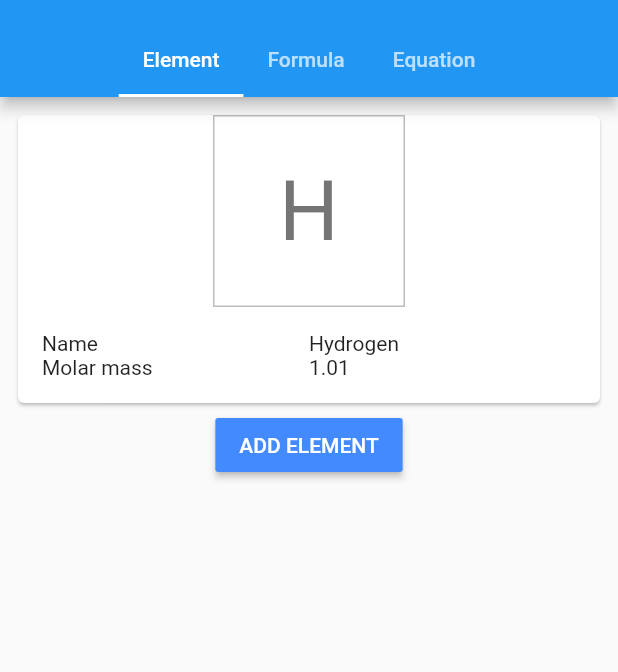
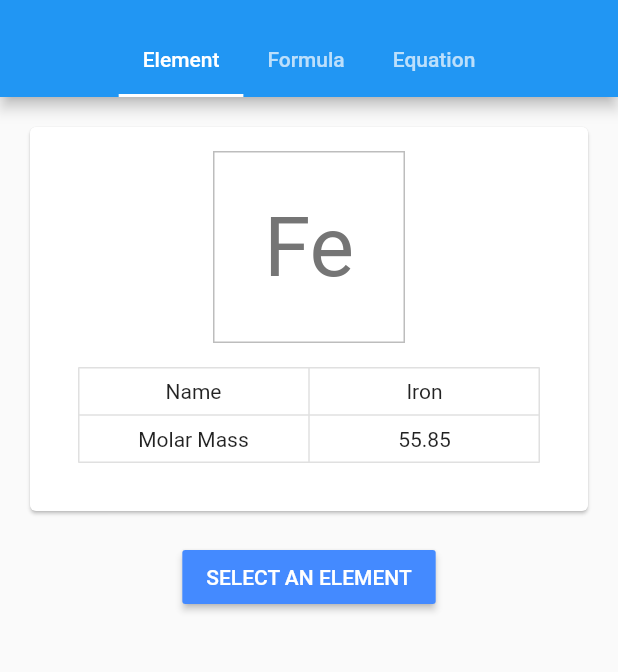
Before and after one commit to Mapioi/unhexennium, a Flutter app: the screen it shows after launch, on a phone screen of 412 x 824 dp, the part 59-731 px from its top. Run offline on Flutter 3.47's test engine with Material 2 defaults, Android fonts, the phone set to English and light mode, and no system bars; Roboto replaces fonts that are missing (Rock Salt).

Commit message:
Improved UI for element and cleaned up code

```diff
--- a/lib/tabs/element.dart
+++ b/lib/tabs/element.dart
@@ -20,11 +20,18 @@ class ElementParent extends StatefulWidget {
 class _ElementParentState extends State<ElementParent> {
 
   // no element selected => null
-  ChemicalElement selectedElement = new ChemicalElement(ElementSymbol.H);
+  ChemicalElement selectedElement = new ChemicalElement(ElementSymbol.Fe);
 
   @override
   Widget build(BuildContext context) {
+    // Building the widget
     Widget widgetToReturn;
+
+    List<List<String>> tableData = [
+      ["Name", this.selectedElement.name],
+      ["Molar Mass", this.selectedElement.relativeAtomicMass.toString()]
+    ];
+
     print(this.selectedElement);
     if (this.selectedElement == null) {
       // fallback if user hasn't inputted an element
@@ -34,8 +41,10 @@ class _ElementParentState extends State<ElementParent> {
       );
     } else {
       widgetToReturn = new Column(
-        children: [
+        children: <Widget>[
           new Card(
+            child: new Padding(
+              padding: new EdgeInsets.all(16.0),
               child: new Column(
                 mainAxisSize: MainAxisSize.min,
                 mainAxisAlignment: MainAxisAlignment.start,
@@ -47,6 +56,7 @@ class _ElementParentState extends State<ElementParent> {
                       enumToString(this.selectedElement.symbol),
                       style: new TextStyle(
                         fontSize: 56.0,
+                        fontFamily: 'Rock Salt',
                         color: Colors.grey[600]
                       ),
                     ),
@@ -62,39 +72,53 @@ class _ElementParentState extends State<ElementParent> {
                   new Padding(
                     padding: new EdgeInsets.all(16.0),
                     child: new Table(
+                      border: new TableBorder.all(color: Colors.grey[300]),
                       // TODO resize that so that its not stretched
-                    children: [
-                      new TableRow(children: [
-                        new Text("Name"),
-                        new Text(this.selectedElement.name)
-                      ]),
-                      new TableRow(children: [
-                        new Text("Molar mass"),
-                        new Text(
-                          this.selectedElement.relativeAtomicMass.toString()
+                      children:
+                      tableData.map(
+                        (List<String> row) =>
+                          new TableRow(
+                            children: row.map(
+                              (String stringToDisplay) =>
+                                new Padding(
+                                  padding: new EdgeInsets.all(8.0),
+                                  child: new Text(
+                                    stringToDisplay,
+                                    textAlign: TextAlign.center
                                   )
-                      ])
-                    ]
+                                )
+                            ).toList()
+                          )
+                      ).toList()
                     )
                   )
                 ],
               )
-          ),
-          new RaisedButton(
-            child: new Text(
-              "ADD ELEMENT",
-              style: new TextStyle(color: Colors.white),
-            ),
-            onPressed: _elementPrompt,
-            color: Colors.blueAccent,
+            )
           )
         ]
       );
     }
 
     return new Padding(
-      padding: new EdgeInsets.all(8.0),
-      child: widgetToReturn
+      padding: new EdgeInsets.all(16.0),
+      child: new Column(
+        children: <Widget>[
+          // Top part
+          widgetToReturn,
+          // Spacing
+          new SizedBox(height: 16.0),
+          // Element button
+          new RaisedButton(
+            child: new Text(
+              "SELECT AN ELEMENT",
+              style: new TextStyle(color: Colors.white),
+            ),
+            onPressed: _elementPrompt,
+            color: Colors.blueAccent,
+          )
+        ],
+      )
     );
   }
 
@@ -102,9 +126,9 @@ class _ElementParentState extends State<ElementParent> {
     await showDialog<ElementSymbol>(
       context: context,
       child: new SimpleDialog(
-        title: const Text('Select assignment'),
+        title: const Text('Select Element'),
         children: <Widget>[
-          new Text("HEY THERE")
+          new Text("<insert periodic table>")
         ],
       ),
     );
```
Lines whose indentation alone changed are shown as unchanged.
